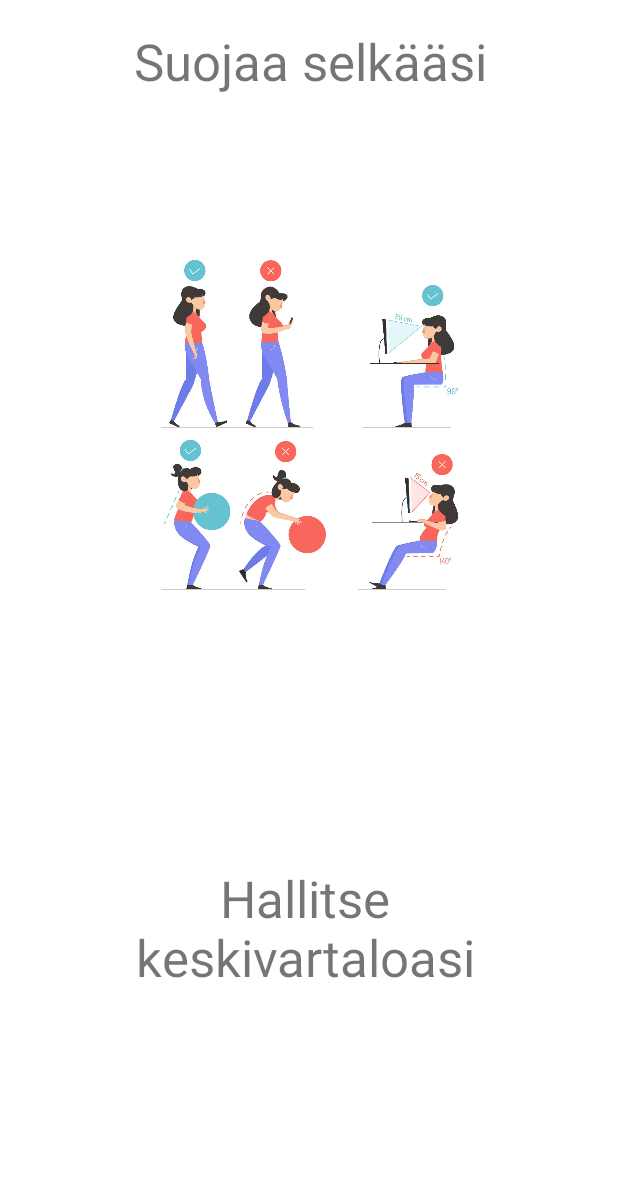
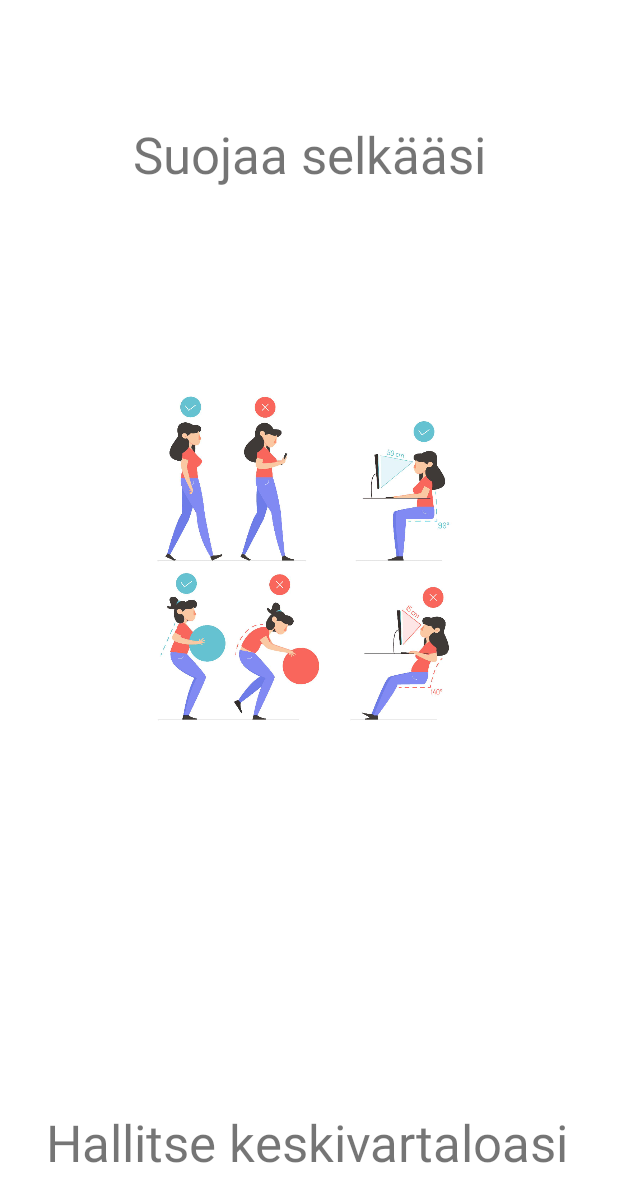
Before and after one commit to Saukho/ryhti, an Android app: the ImageCardActivity screen opened directly, with no data from a screen before it, on a phone screen of 412 x 824 dp. Shown: the top 1202 px of the screen. Run offline under Robolectric (Android 15) with nearby library versions, the phone set to English and light mode, and no system bars; 1 statement that could not run was skipped.

Commit message:
ui changes for rotate screen

```diff
--- a/app/src/main/java/com/example/ryhtiplus/MainActivity.java
+++ b/app/src/main/java/com/example/ryhtiplus/MainActivity.java
@@ -16,7 +16,6 @@ public class MainActivity extends AppCompatActivity  implements View.OnClickList
     private Button listViewBtn;
     private Button linkViewBtn;
     private Button setNotify;
-    private View view;
 
     @Override
     protected void onCreate(Bundle savedInstanceState) {
--- a/app/src/main/java/com/example/ryhtiplus/Notification.java
+++ b/app/src/main/java/com/example/ryhtiplus/Notification.java
@@ -7,7 +7,7 @@ public class Notification {
     private String notifyText;
     private boolean isEnabled;
     private int i = 0;
-    //Tällä hetkellä käytetään tästä vain "time", poistetaan muut myöhemmin
+    /**Tällä hetkellä käytetään tästä vain "time", poistetaan muut myöhemmin*/
     public Notification(long time){
         this.id = id;
         this.time = time;
--- a/app/src/main/java/com/example/ryhtiplus/SetNotifyActivity.java
+++ b/app/src/main/java/com/example/ryhtiplus/SetNotifyActivity.java
@@ -36,7 +36,7 @@ public class SetNotifyActivity extends MainActivity{
         setAlarmButton = (Button) findViewById(R.id.setAlarmButton);
         cancelAlarmButton = (Button) findViewById(R.id.cancelAlarmButton);
         alarmHandler = new AlarmHandler(this, alarmManager);
-        //asetetaan tunnit ja minuutit SharedPref'sta
+        /**asetetaan tunnit ja minuutit SharedPref'sta*/
         try{
             setHour.setText(sharedPreferences.getString("SHARED_HOURS", ""));
         } catch (Exception e){
@@ -60,13 +60,13 @@ public class SetNotifyActivity extends MainActivity{
     public void setAlarm(View view){
         int hour = 0;
         int minute = 0;
-        //Tarkistaa, että tunti on kokonaisluku, muuten se on 0
+        /**Tarkistaa, että tunti on kokonaisluku, muuten se on 0*/
         try {
             hour = Integer.parseInt(setHour.getText().toString());
         }catch (NumberFormatException ex) {
 
         }
-        //Tarkistaa, että minuutit on kokonaisluku, muuten ilmoittaa siitä käyttäjälle
+        /**Tarkistaa, että minuutit on kokonaisluku, muuten ilmoittaa siitä käyttäjälle*/
         try {
             minute = Integer.parseInt(setMinute.getText().toString());
         }catch (NumberFormatException ex) {
--- a/app/src/main/res/layout/activity_image_card.xml
+++ b/app/src/main/res/layout/activity_image_card.xml
@@ -8,42 +8,41 @@
 
         <TextView
             android:id="@+id/cardHeader"
-            android:layout_width="320dp"
-            android:layout_height="114dp"
+            android:layout_width="366dp"
+            android:layout_height="64dp"
+            android:text="TextView"
+            android:textAlignment="center"
+            android:textSize="34sp"
+            app:layout_constraintBottom_toTopOf="@+id/imageView"
+            app:layout_constraintEnd_toEndOf="parent"
+            app:layout_constraintStart_toStartOf="parent"
+            app:layout_constraintTop_toTopOf="parent"
+            app:layout_constraintVertical_bias="0.421" />
+
+        <TextView
+            android:id="@+id/cardText"
+            android:layout_width="454dp"
+            android:layout_height="85dp"
             android:text="TextView"
             android:textAlignment="center"
             android:textSize="34sp"
             app:layout_constraintBottom_toBottomOf="parent"
             app:layout_constraintEnd_toEndOf="parent"
-            app:layout_constraintHorizontal_bias="0.504"
+            app:layout_constraintHorizontal_bias="0.551"
             app:layout_constraintStart_toStartOf="parent"
-            app:layout_constraintTop_toTopOf="parent"
-            app:layout_constraintVertical_bias="0.025" />
-
-        <TextView
-            android:id="@+id/cardText"
-            android:layout_width="320dp"
-            android:layout_height="248dp"
-            android:text="TextView"
-            android:textAlignment="center"
-            android:textSize="34sp"
-            app:layout_constraintBottom_toBottomOf="parent"
-            app:layout_constraintEnd_toEndOf="parent"
-            app:layout_constraintHorizontal_bias="0.471"
-            app:layout_constraintStart_toStartOf="parent"
-            app:layout_constraintTop_toTopOf="parent"
+            app:layout_constraintTop_toBottomOf="@+id/imageView"
             app:layout_constraintVertical_bias="1.0" />
 
         <ImageView
             android:id="@+id/imageView"
-            android:layout_width="320dp"
-            android:layout_height="244dp"
-            app:layout_constraintBottom_toTopOf="@+id/cardText"
+            android:layout_width="399dp"
+            android:layout_height="239dp"
+            app:layout_constraintBottom_toBottomOf="parent"
             app:layout_constraintEnd_toEndOf="parent"
-            app:layout_constraintHorizontal_bias="0.548"
+            app:layout_constraintHorizontal_bias="0.528"
             app:layout_constraintStart_toStartOf="parent"
-            app:layout_constraintTop_toBottomOf="@+id/cardHeader"
-            app:layout_constraintVertical_bias="0.152"
+            app:layout_constraintTop_toTopOf="parent"
+            app:layout_constraintVertical_bias="0.435"
             app:srcCompat="@drawable/a3" />
 
 </androidx.constraintlayout.widget.ConstraintLayout>
--- a/app/src/main/res/layout/activity_list.xml
+++ b/app/src/main/res/layout/activity_list.xml
@@ -8,16 +8,16 @@
 
     <ListView
         android:id="@+id/listViewCards"
-        android:layout_width="328dp"
-        android:layout_height="360dp"
+        android:layout_width="337dp"
+        android:layout_height="326dp"
         android:textAlignment="center"
         android:textSize="20sp"
         app:layout_constraintBottom_toBottomOf="parent"
         app:layout_constraintEnd_toEndOf="parent"
-        app:layout_constraintHorizontal_bias="0.493"
+        app:layout_constraintHorizontal_bias="0.494"
         app:layout_constraintStart_toStartOf="parent"
         app:layout_constraintTop_toTopOf="parent"
-        app:layout_constraintVertical_bias="0.628" />
+        app:layout_constraintVertical_bias="0.535" />
 
     <ImageView
         android:id="@+id/imageView3"
--- a/app/src/main/res/values-night/themes.xml
+++ b/app/src/main/res/values-night/themes.xml
@@ -1,6 +1,6 @@
 <resources xmlns:tools="http://schemas.android.com/tools">
     <!-- Base application theme. -->
-    <style name="Theme.RyhtiPlus" parent="Theme.MaterialComponents.DayNight.DarkActionBar">
+    <style name="Theme.RyhtiPlus" parent="Theme.MaterialComponents.DayNight.NoActionBar">
         <!-- Primary brand color. -->
         <item name="colorPrimary">@color/purple_200</item>
         <item name="colorPrimaryVariant">@color/purple_700</item>
```
Also changed, not shown: app/src/main/java/com/example/ryhtiplus/NotifyReceiver.java (+12 -5 lines).
